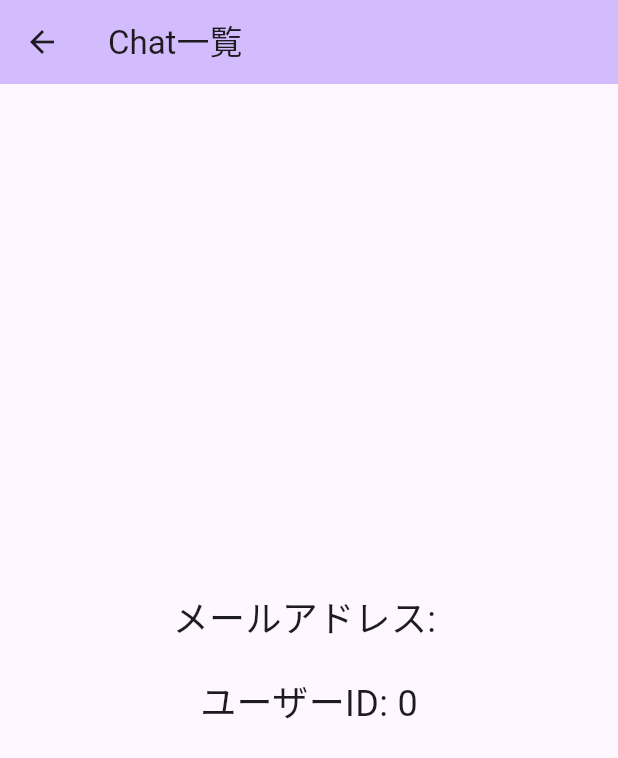
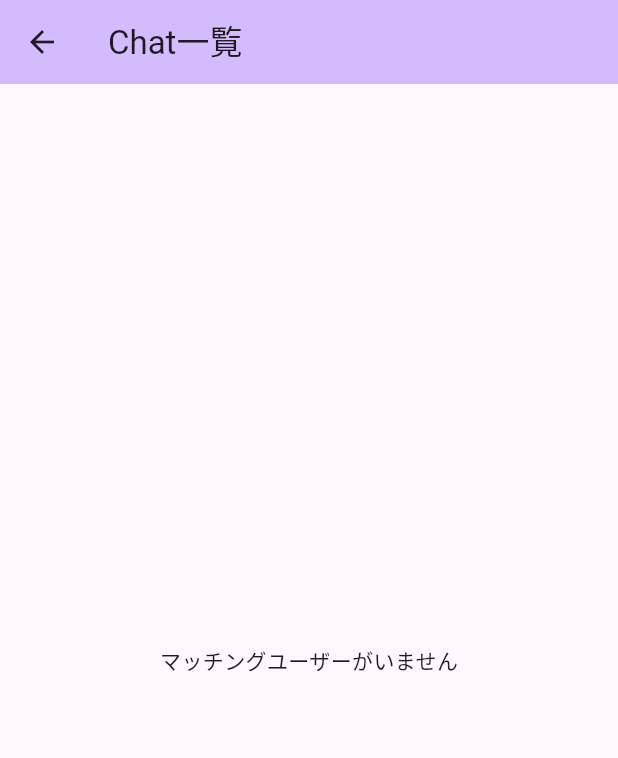
Before and after one commit to itc-s22004/GraduationFlutter, a Flutter app: the ChatListScreen screen opened directly, on a phone screen of 412 x 824 dp. Shown: the top 758 px of the screen. Run offline on Flutter 3.47's test engine with Material 3 defaults, Android fonts, the light colour scheme and no system bars; our stand-ins replace appinio_swiper, cloud_firestore, firebase_auth, firebase_core, flutter_dotenv, flutter_riverpod and 2 more; accounts and stored records are empty; statements that could not run were skipped.

Commit message:
チャットのもとができた。 chat.dartの表示が見づらいから表示方法修正必要。 スワイプカードにログイン中の人を出さないようにした。

```diff
--- /dev/null
+++ b/lib/chat/chat.dart
@@ -0,0 +1,144 @@
+import 'package:flutter/material.dart';
+import 'package:get/get.dart';
+import 'package:cloud_firestore/cloud_firestore.dart';
+import '../auth_controller.dart';
+import 'chat.dart';
+import 'chatRoom.dart'; // ChatRoom をインポート
+
+class ChatListScreen extends StatelessWidget {
+  const ChatListScreen({super.key});
+
+  @override
+  Widget build(BuildContext context) {
+    final AuthController authController = Get.find();
+
+    return Scaffold(
+      appBar: AppBar(
+        backgroundColor: Theme.of(context).colorScheme.inversePrimary,
+        title: const Text('Chat一覧'),
+      ),
+      body: FutureBuilder<List<ChatUser>>(
+        future: _fetchMatchedUsers(authController.userId.value),
+        builder: (context, snapshot) {
+          if (snapshot.connectionState == ConnectionState.waiting) {
+            return const Center(child: CircularProgressIndicator());
+          } else if (snapshot.hasError) {
+            return Center(child: Text('エラー: ${snapshot.error}'));
+          } else if (!snapshot.hasData || snapshot.data!.isEmpty) {
+            return const Center(child: Text('マッチングユーザーがいません'));
+          } else {
+            final matchedUsers = snapshot.data!;
+            return ListView.builder(
+              itemCount: matchedUsers.length,
+              itemBuilder: (context, index) {
+                final user = matchedUsers[index];
+                return ListTile(
+                  title: Text(user.name),
+                  subtitle: Text('ユーザーID: ${user.userId}'),
+                  onTap: () {
+                    // ユーザーIDと名前を渡してチャットルームに遷移
+                    Get.to(() => ChatRoom(userId: user.userId, userName: user.name));
+                  },
+                );
+              },
+            );
+          }
+        },
+      ),
+    );
+  }
+
+  Future<List<ChatUser>> _fetchMatchedUsers(int currentUserId) async {
+    final List<ChatUser> matchedUsers = [];
+
+    try {
+      final snapshot = await FirebaseFirestore.instance
+          .collection('matches')
+          .where('user1', isEqualTo: currentUserId)
+          .get();
+
+      final otherUserIds = snapshot.docs.map((doc) => doc.data()['user2']).toList();
+
+      if (otherUserIds.isNotEmpty) {
+        final userSnapshot = await FirebaseFirestore.instance
+            .collection('users')
+            .where('id', whereIn: otherUserIds)
+            .get();
+
+        for (var userDoc in userSnapshot.docs) {
+          final userData = userDoc.data();
+          matchedUsers.add(ChatUser(
+            name: userData['email'] ?? '不明',
+            userId: userData['id'],
+          ));
+        }
+      }
+    } catch (e) {
+      print("Error fetching matched users: $e");
+      throw e;
+    }
+
+    return matchedUsers;
+  }
+}
+
+class ChatUser {
+  final String name;
+  final int userId;
+
+  ChatUser({
+    required this.name,
+    required this.userId,
+  });
+}
+
+
+// import 'dart:convert';
+// import 'dart:math';
+// import 'package:flutter/material.dart';
+// import 'package:flutter_chat_types/flutter_chat_types.dart' as types;
+// import 'package:flutter_chat_ui/flutter_chat_ui.dart';
+//
+// String randomString() {
+//   final random = Random.secure();
+//   final values = List<int>.generate(16, (i) => random.nextInt(255));
+//   return base64UrlEncode(values);
+// }
+//
+// class ChatRoom extends StatefulWidget {
+//   const ChatRoom({Key? key}) : super(key: key);
+//
+//   @override
+//   ChatRoomState createState() => ChatRoomState();
+// }
+//
+// class ChatRoomState extends State<ChatRoom> {
+//   final List<types.Message> _messages = [];
+//   final _user = const types.User(id: '82091008-a484-4a89-ae75-a22bf8d6f3ac');
+//
+//   @override
+//   Widget build(BuildContext context) => Scaffold(
+//     body: Chat(
+//       user: _user,
+//       messages: _messages,
+//       onSendPressed: _handleSendPressed,
+//     ),
+//   );
+//
+//   void _addMessage(types.Message message) {
+//     setState(() {
+//       _messages.insert(0, message);
+//     });
+//   }
+//
+//   void _handleSendPressed(types.PartialText message) {
+//     final textMessage = types.TextMessage(
+//       author: _user,
+//       createdAt: DateTime.now().millisecondsSinceEpoch,
+//       id: randomString(),
+//       text: message.text,
+//     );
+//
+//     _addMessage(textMessage);
+//   }
+// }
--- a/lib/screens/chatList.dart
+++ /dev/null
@@ -1,39 +0,0 @@
-import 'package:flutter/material.dart';
-import 'package:get/get.dart';
-import '../auth_controller.dart';
-
-class ChatListScreen extends StatelessWidget {
-  const ChatListScreen({super.key});
-
-  @override
-  Widget build(BuildContext context) {
-    final AuthController authController = Get
-        .find(); // AuthControllerのインスタンスを取得
-
-    return Scaffold(
-      appBar: AppBar(
-        backgroundColor: Theme
-            .of(context)
-            .colorScheme
-            .inversePrimary,
-        title: const Text('Chat一覧'),
-      ),
-      body: Center(
-        child: Column(
-          mainAxisAlignment: MainAxisAlignment.center,
-          children: <Widget>[
-            Text(
-              'メールアドレス: ${authController.email}',
-              style: const TextStyle(fontSize: 24.0),
-            ),
-            const SizedBox(height: 20),
-            Text(
-              'ユーザーID: ${authController.userId}',
-              style: const TextStyle(fontSize: 24.0),
-            ),
-          ],
-        ),
-      ),
-    );
-  }
-}
--- a/lib/with/swipeCard.dart
+++ b/lib/with/swipeCard.dart
@@ -3,7 +3,7 @@ import 'package:flutter_riverpod/flutter_riverpod.dart';
 import 'package:omg/with/swipeAsyncNotifier.dart';
 import 'user.dart';
 import 'package:flutter/material.dart';
-import 'package:omg/with/swipeAsyncNotifier.dart' as asyncNotifier; // エイリアスを追加
+import 'package:omg/with/swipeAsyncNotifier.dart' as asyncNotifier;
 
 class SwipeCard extends ConsumerWidget {
   const SwipeCard({
@@ -19,19 +19,18 @@ class SwipeCard extends ConsumerWidget {
 
   @override
   Widget build(BuildContext context, WidgetRef ref) {
-    final swipeNotifier = ref.read(asyncNotifier.swipeAsyncNotifierProvider.notifier); // Notifierを取得
+    final swipeNotifier = ref.read(asyncNotifier.swipeAsyncNotifierProvider.notifier);
 
     return Column(
       children: [
         Expanded(
           child: AppinioSwiper(
-            controller: controller, // スワイプを制御するコントローラー
-            cardCount: list.length, // カードの数
+            controller: controller,
+            cardCount: list.length,
             onSwipeEnd: (int previousIndex, int targetIndex, SwiperActivity activity) {
               if (activity is Swipe) {
                 print("スワイプが終了しました（Swipe）");
 
-                // AxisDirectionをAppinioSwiperDirectionに変換
                 AppinioSwiperDirection direction;
                 switch (activity.direction) {
                   case AxisDirection.left:
@@ -50,18 +49,17 @@ class SwipeCard extends ConsumerWidget {
             cardBuilder: (BuildContext context, int index) {
               final user = list[index];
               return list.isNotEmpty
-                  ? _buildCard(user: user) // カード型ウィジェット
+                  ? _buildCard(user: user)
                   : Center(child: _buildText("No Data"));
             },
           ),
         ),
-        _buildActionButton(controller), // アクションボタン
+        _buildActionButton(controller),
         const SizedBox(height: 10),
       ],
     );
   }
 
-  // カード型コンポーネント
   Widget _buildCard({required User user}) {
     return Container(
       width: double.infinity,
@@ -86,7 +84,6 @@ class SwipeCard extends ConsumerWidget {
     );
   }
 
-  // アクションボタンコンポーネント
   Widget _buildActionButton(AppinioSwiperController controller) {
     return Row(
       mainAxisAlignment: MainAxisAlignment.spaceEvenly,
@@ -116,7 +113,6 @@ class SwipeCard extends ConsumerWidget {
     );
   }
 
-  // ボタンコンポーネント
   Widget _buildCustomBtn({
     required void Function()? onPressed,
     required IconData iconData,
@@ -138,7 +134,6 @@ class SwipeCard extends ConsumerWidget {
     );
   }
 
-  // テキストコンポーネント
   Widget _buildText(String text) {
     return Text(
       text,
```
Also changed, not shown: lib/chat.dart (deleted, +0 -49 lines), lib/chat/chatList.dart (added, +153 -0 lines), lib/chat/chatRoom.dart (added, +166 -0 lines), lib/page.dart (+4 -5 lines), lib/screens/navigation.dart (+3 -49 lines), lib/with/swipeAsyncNotifier.dart (+46 -20 lines).
